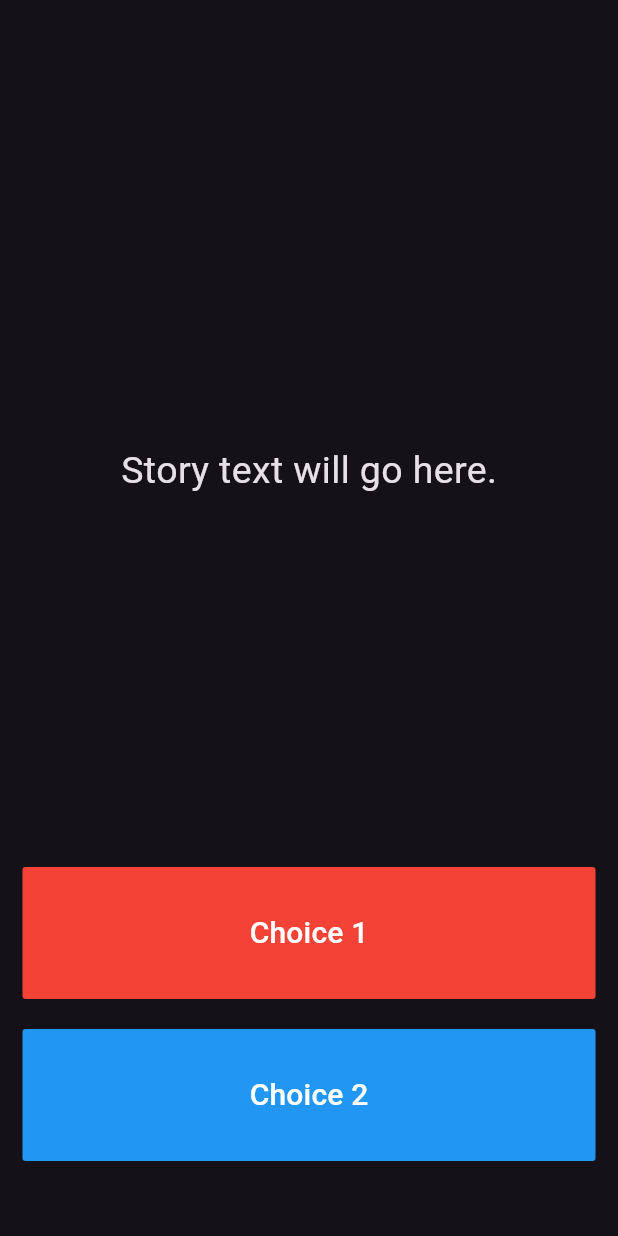
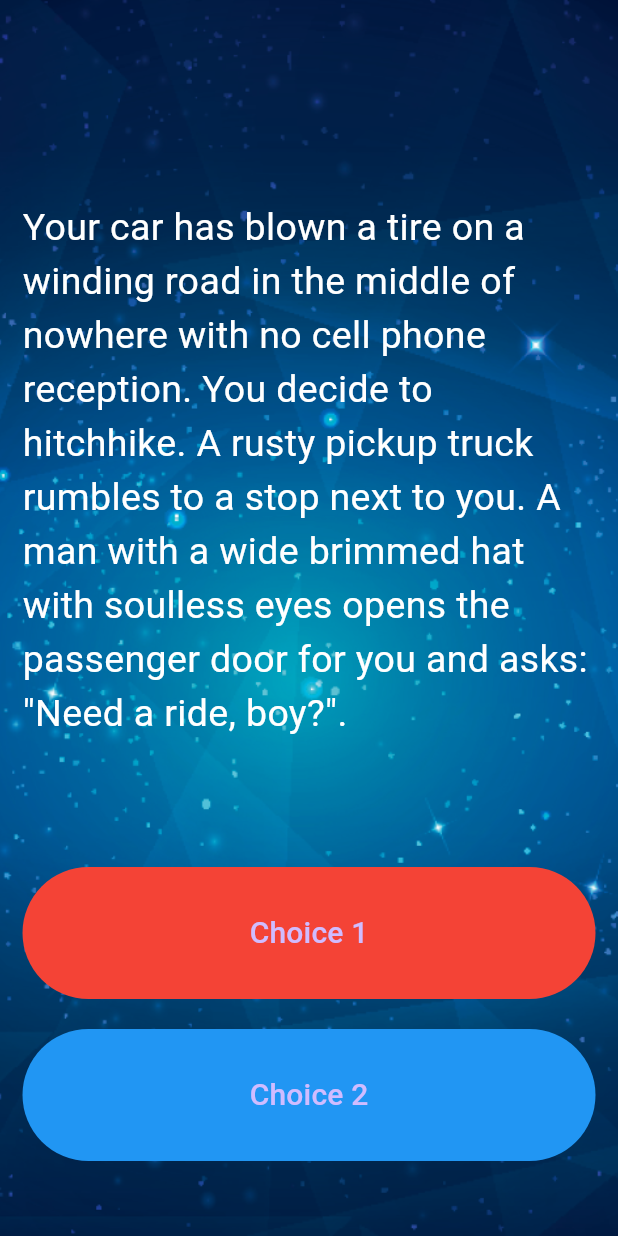
Before and after one commit to bsanderson1981/section11, a Flutter app: the screen it shows after launch, on a phone screen of 412 x 824 dp. Run offline on Flutter 3.47's test engine with Material 3 defaults, Android fonts, the phone set to English and light mode, and no system bars.

Commit message:
start section 11 lesson doing TODO finished #10 and ran and first story shows up

```diff
--- a/lib/main.dart
+++ b/lib/main.dart
@@ -1,4 +1,5 @@
 import 'package:flutter/material.dart';
+import 'story_brain.dart';
 
 //TODO: Step 15 - Run the app and see if you can see the screen update with the first story. Delete this TODO if it looks as you expected.
 
@@ -13,7 +14,8 @@ class Destini extends StatelessWidget {
   }
 }
 
-//TODO: Step 9 - Create a new storyBrain object from the StoryBrain class.
+//Done  Step 9 - Create a new storyBrain object from the StoryBrain class.
+StoryBrain storyBrain = StoryBrain();
 
 class StoryPage extends StatefulWidget {
   _StoryPageState createState() => _StoryPageState();
@@ -24,33 +26,45 @@ class _StoryPageState extends State<StoryPage> {
   Widget build(BuildContext context) {
     return Scaffold(
       body: Container(
-        //TODO: Step 1 - Add background.png to this Container as a background image.
+        decoration: BoxDecoration(
+          image: DecorationImage(
+            image: AssetImage('images/background.png'), // ✅ Relative path (no leading slash)
+            fit: BoxFit.cover,
+          ),
+        ),
+        //Done Step 1 - Add background.png to this Container as a background image.
         padding: EdgeInsets.symmetric(vertical: 50.0, horizontal: 15.0),
         constraints: BoxConstraints.expand(),
         child: SafeArea(
           child: Column(
             crossAxisAlignment: CrossAxisAlignment.stretch,
             children: <Widget>[
+
               Expanded(
                 flex: 12,
                 child: Center(
                   child: Text(
-                    //TODO: Step 10 - use the storyBrain to get the first story title and display it in this Text Widget.
-                    'Story text will go here.',
+                    // Get current story
+                    storyBrain.getStory(),
                     style: TextStyle(
                       fontSize: 25.0,
+                      color: Colors.white,
+                    //TODO: Step 10 - use the storyBrain to get the first story title and display it in this Text Widget.
+
                     ),
                   ),
                 ),
               ),
               Expanded(
                 flex: 2,
-                child: FlatButton(
+                child: TextButton(
                   onPressed: () {
                     //Choice 1 made by user.
                     //TODO: Step 18 - Call the nextStory() method from storyBrain and pass the number 1 as the choice made by the user.
                   },
-                  color: Colors.red,
+                  style: TextButton.styleFrom(
+                    backgroundColor: Colors.red, // 👈 use styleFrom for button styling
+                  ),
                   child: Text(
                     //TODO: Step 13 - Use the storyBrain to get the text for choice 1.
                     'Choice 1',
@@ -67,12 +81,14 @@ class _StoryPageState extends State<StoryPage> {
                 flex: 2,
                 //TODO: Step 26 - Use a Flutter Visibility Widget to wrap this FlatButton.
                 //TODO: Step 28 - Set the "visible" property of the Visibility Widget to equal the output from the buttonShouldBeVisible() method in the storyBrain.
-                child: FlatButton(
+                child: TextButton(
                   onPressed: () {
                     //Choice 2 made by user.
                     //TODO: Step 19 - Call the nextStory() method from storyBrain and pass the number 2 as the choice made by the user.
                   },
-                  color: Colors.blue,
+                  style: TextButton.styleFrom(
+                    backgroundColor: Colors.blue, // 👈 use styleFrom for button styling
+                  ),
                   child: Text(
                     //TODO: Step 14 - Use the storyBrain to get the text for choice 2.
                     'Choice 2',
--- a/pubspec.yaml
+++ b/pubspec.yaml
@@ -58,8 +58,8 @@ flutter:
   uses-material-design: true
 
   # To add assets to your application, add an assets section, like this:
-  # assets:
-  #   - images/a_dot_burr.jpeg
+  assets:
+      - images/
   #   - images/a_dot_ham.jpeg
 
   # An image asset can refer to one or more resolution-specific "variants", see
```
Also changed, not shown: lib/story.dart (+12 -3 lines), lib/story_brain.dart (+81 -35 lines).
